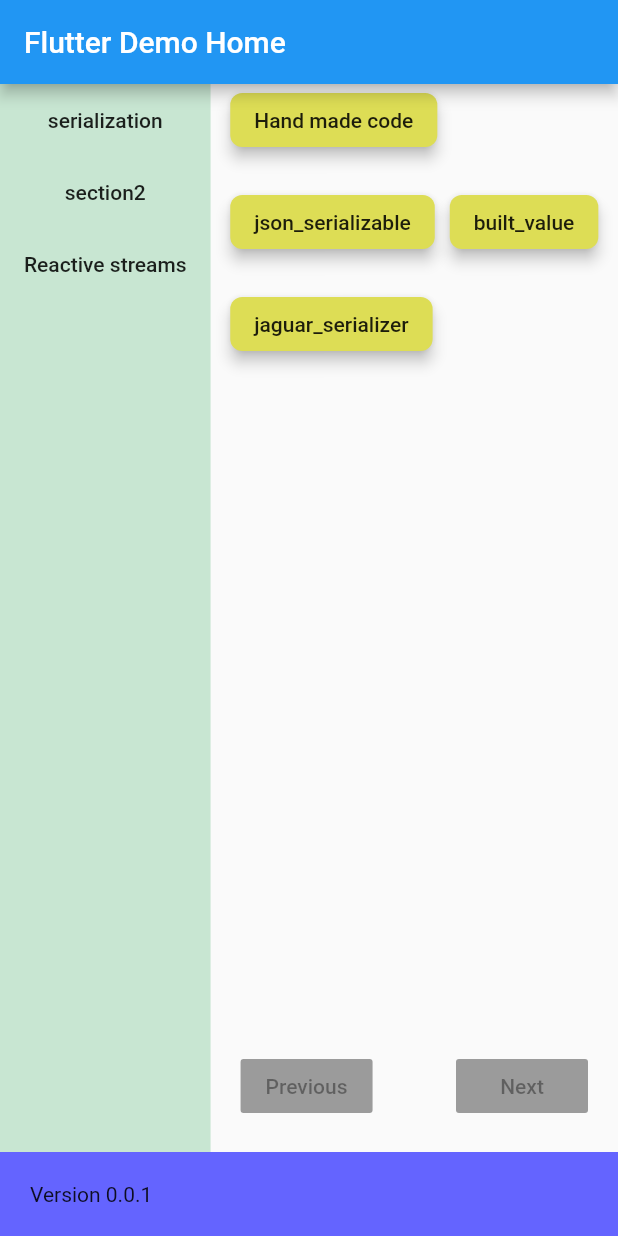
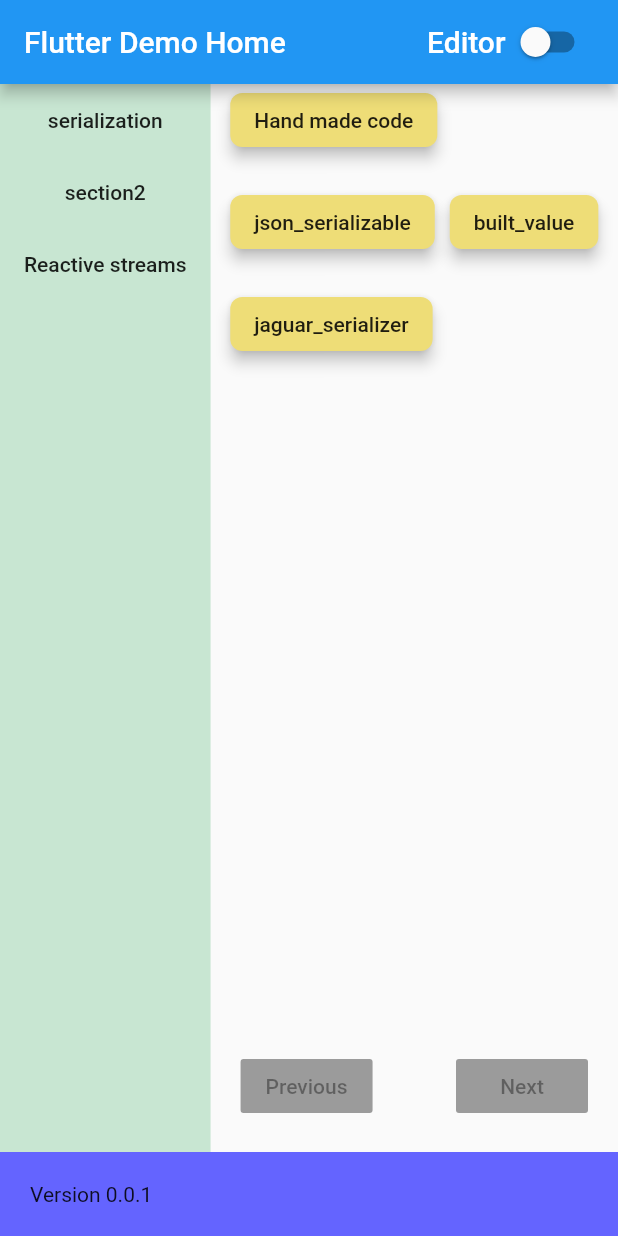
Before and after one commit to fmatosqg/techTree, a Flutter app: the screen it shows after launch, on a phone screen of 412 x 824 dp. Run offline on Flutter 3.47's test engine with Material 2 defaults, Android fonts, the phone set to English and light mode, and no system bars; our stand-ins replace built_collection, built_value; generated files the repository leaves out were written again.

Commit message:
Add stream builder for putting it in edit mode

```diff
--- /dev/null
+++ b/lib/domain/editing/EditorRepository.dart
@@ -0,0 +1,27 @@
+import 'dart:async';
+
+import 'package:flutter/cupertino.dart';
+
+class EditorRepository {
+  static EditorRepository _instance = EditorRepository();
+
+  static EditorRepository getInstance() => _instance;
+
+  StreamController<bool> _controller;
+
+  Stream<bool> _stream;
+
+  EditorRepository() {
+    _controller = StreamController();
+    _stream = _controller.stream.asBroadcastStream();
+  }
+
+  void setEditorMode(bool newValue) {
+    debugPrint("new value $newValue");
+    _controller.add(newValue);
+  }
+
+  Stream<bool> getStream() {
+    return _stream;
+  }
+}
--- a/lib/landing/ColorPallete.dart
+++ b/lib/landing/ColorPallete.dart
@@ -4,7 +4,7 @@
 class ColorPallete {
   static const pureGreen = Color(0xff00ff00);
   static const pureRed = Color(0xffff0000);
-  static const yellowCustard = Color(0xffdddd55);
+  static const yellowCustard = Color(0xffeedd77);
   static const yellowLemon = Color(0xffddff55);
 
   //////////////////
--- a/lib/main.dart
+++ b/lib/main.dart
@@ -1,5 +1,6 @@
 import 'package:androidArchitecture/select/LandingView.dart';
 import 'package:androidArchitecture/landing/SelectView.dart';
+import 'package:androidArchitecture/ui/editing/EditorSwitchView.dart';
 import 'package:flutter/material.dart';
 
 void main() => runApp(MyApp());
@@ -71,7 +72,12 @@
       appBar: AppBar(
         // Here we take the value from the MyHomePage object that was created by
         // the App.build method, and use it to set our appbar title.
-        title: Text(widget.title),
+        title: Row(
+          children: <Widget>[
+            Expanded(child: Text(widget.title)),
+            EditorSwitchView()
+          ],
+        ),
       ),
       body:
           // Center is a layout widget. It takes a single child and positions it
--- a/lib/select/LandingView.dart
+++ b/lib/select/LandingView.dart
@@ -1,16 +1,39 @@
+import 'package:androidArchitecture/domain/editing/EditorRepository.dart';
 import 'package:androidArchitecture/landing/SelectView.dart';
 import 'package:androidArchitecture/select/BreadcrumbView.dart';
 import 'package:flutter/cupertino.dart';
 
-class LandingView extends StatelessWidget {
+class LandingView extends StatefulWidget {
+  @override
+  _LandingViewState createState() => _LandingViewState();
+}
+
+class _LandingViewState extends State<LandingView> {
+  EditorRepository _editorRepository = EditorRepository.getInstance();
+
   @override
   Widget build(BuildContext context) {
+    return StreamBuilder<bool>(
+        stream: _editorRepository.getStream(),
+        builder: (context, snapshot) {
+          if (snapshot.data == true) {
+            return buildEditingView();
+          } else {
+            return buildSelectionView();
+          }
+        });
+  }
+
+  Widget buildEditingView() {
+    return Text("Edit");
+  }
+
+  Widget buildSelectionView() {
     return Center(
       child: Column(
         children: <Widget>[
           buildHeader(),
           Expanded(
-//            child: SelectView(),
             child: Row(
               children: <Widget>[
                 BreadCrumbView(),
--- /dev/null
+++ b/lib/ui/editing/EditorSwitchView.dart
@@ -0,0 +1,44 @@
+import 'package:androidArchitecture/domain/editing/EditorRepository.dart';
+import 'package:flutter/cupertino.dart';
+import 'package:flutter/material.dart';
+
+/// Gets the UI into editing mode.
+///
+class EditorSwitchView extends StatefulWidget {
+  @override
+  _EditorSwitchViewState createState() => _EditorSwitchViewState();
+}
+
+class _EditorSwitchViewState extends State<EditorSwitchView> {
+  EditorRepository editorRepository = EditorRepository.getInstance();
+
+  @override
+  void initState() {
+    super.initState();
+  }
+
+  Widget build(BuildContext context) {
+    return StreamBuilder<bool>(
+      stream: editorRepository.getStream(),
+      builder: (context, isInEditMode) {
+        return Row(
+          children: <Widget>[
+            Text("Editor"),
+            Switch(
+              value: isInEditMode.data ?? false,
+              onChanged: (newValue) {
+                setEditMode(newValue);
+              },
+            ),
+          ],
+        );
+      },
+    );
+  }
+
+  void setEditMode(bool newValue) {
+    setState(() {
+      editorRepository.setEditorMode(newValue);
+    });
+  }
+}
```
